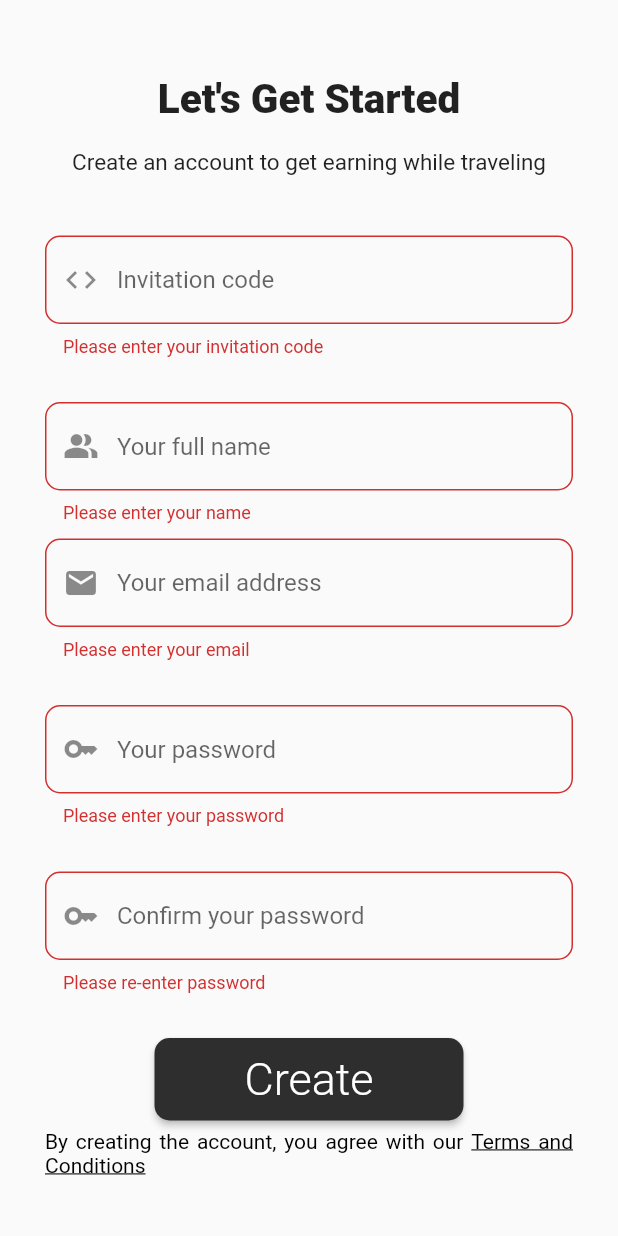
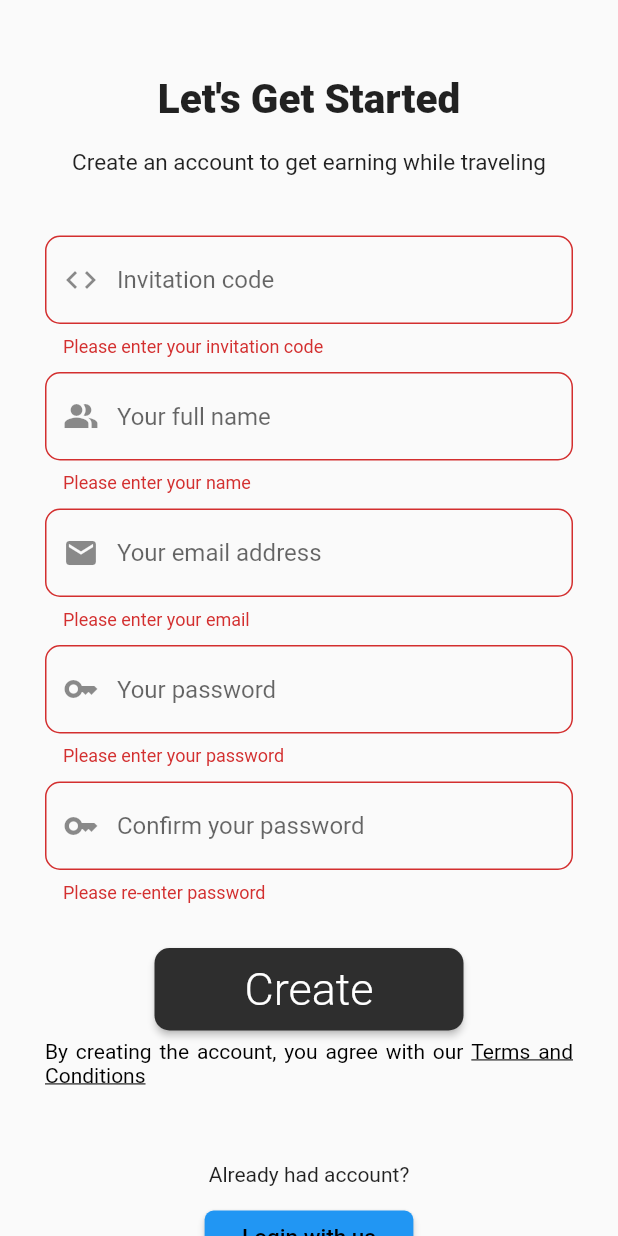
Before and after one commit to takayatomose/travel-token-mobile, a Flutter app: the screen it shows after launch, after a tap on "Create", on a phone screen of 412 x 824 dp. Run offline on Flutter 3.47's test engine with Material 2 defaults, Android fonts, the phone set to English and light mode, and no system bars; our stand-ins replace flutter_bloc, flutter_dotenv, material_design_icons_flutter.

Commit message:
user singup

```diff
--- a/lib/bloc/auth/sign_up/signup_bloc.dart
+++ b/lib/bloc/auth/sign_up/signup_bloc.dart
@@ -3,11 +3,29 @@ import 'package:xtrip_mobile/bloc/auth/sign_up/signup_event.dart';
 import 'package:xtrip_mobile/bloc/auth/sign_up/signup_state.dart';
 import 'package:xtrip_mobile/cubits/auth_cubit.dart';
 import 'package:xtrip_mobile/repositories/auth_repository.dart';
+import 'package:xtrip_mobile/sessions/form_submission_status.dart';
 
 class SignUpBloc extends Bloc<SignUpEvent, SignUpState> {
   final AuthRepository authRepo;
   final AuthCubit authCubit;
 
   SignUpBloc({required this.authRepo, required this.authCubit})
-      : super(SignUpState());
+      : super(SignUpState()) {
+    on<SignUpInvitationChanged>((event, emit) =>
+        emit(state.copyWith(invitationCode: event.invitationCode)));
+    on<SignUpFullNameChanged>(
+        (event, emit) => emit(state.copyWith(fullName: event.fullName)));
+    on<SignUpPasswordChanged>(
+        (event, emit) => emit(state.copyWith(password: event.password)));
+    on<SignUpEmailChanged>(
+        (event, emit) => emit(state.copyWith(email: event.email)));
+    on<SignUpSubmitted>(((event, emit) async {
+      emit(state.copyWith(formStatus: FormSubmitting()));
+      final response = await authRepo.signup(
+          invitationCode: state.invitationCode,
+          email: state.email,
+          fullName: state.fullName,
+          password: state.password);
+    }));
+  }
 }
--- a/lib/bloc/auth/sign_up/signup_event.dart
+++ b/lib/bloc/auth/sign_up/signup_event.dart
@@ -19,3 +19,5 @@ class SignUpPasswordChanged extends SignUpEvent {
   final String password;
   SignUpPasswordChanged({required this.password});
 }
+
+class SignUpSubmitted extends SignUpEvent {}
--- a/lib/bloc/auth/sign_up/signup_state.dart
+++ b/lib/bloc/auth/sign_up/signup_state.dart
@@ -1,25 +1,31 @@
+import 'package:xtrip_mobile/sessions/form_submission_status.dart';
+
 class SignUpState {
   final String invitationCode;
   final String fullName;
   final String email;
   final String password;
+  final FormSubmissionStatus formStatus;
 
   SignUpState({
     this.invitationCode = '',
     this.email = '',
     this.fullName = '',
     this.password = '',
+    this.formStatus = const InitialFormStatus(),
   });
 
   SignUpState copyWith(
       {String? invitationCode,
       String? email,
       String? fullName,
-      String? password}) {
+      String? password,
+      FormSubmissionStatus? formStatus}) {
     return SignUpState(
         invitationCode: invitationCode ?? this.invitationCode,
         fullName: fullName ?? this.fullName,
-        email: email ?? this.fullName,
-        password: password ?? this.password);
+        email: email ?? this.email,
+        password: password ?? this.password,
+        formStatus: formStatus ?? this.formStatus);
   }
 }
--- a/lib/repositories/auth_repository.dart
+++ b/lib/repositories/auth_repository.dart
@@ -3,18 +3,23 @@ import 'package:xtrip_mobile/utils/api.dart';
 import 'dart:convert';
 
 class AuthRepository {
-  Future<void> signup(
+  Future<http.Response> signup(
       {required String invitationCode,
       required String email,
       required String fullName,
       required String password}) async {
+    print(invitationCode);
     final response = await http.post(Uri.parse('${Api.getHttpClient()}/user'),
+        headers: <String, String>{
+          'Content-Type': 'application/json; charset=UTF-8'
+        },
         body: json.encode({
           'invitationCode': invitationCode,
           'email': email,
           'fullName': fullName,
           'password': password
         }));
+    return response;
   }
 
   Future attemptAutoLogin() async {
--- a/lib/screens/signup_screen.dart
+++ b/lib/screens/signup_screen.dart
@@ -18,95 +18,11 @@ class SignUpScreen extends StatefulWidget {
 
 class _SignUpScreen extends State<SignUpScreen> {
   final GlobalKey<FormState> _signupFormKey = GlobalKey<FormState>();
-  final TextEditingController email = TextEditingController();
-  final TextEditingController fullName = TextEditingController();
+  // final TextEditingController email = TextEditingController();
+  // final TextEditingController fullName = TextEditingController();
   final TextEditingController password = TextEditingController();
   final TextEditingController confirmPassword = TextEditingController();
-  final TextEditingController invitationCode = TextEditingController();
-
-  Widget _invitationField() {
-    return BorderTextField(
-      controller: invitationCode,
-      padding: const EdgeInsets.only(bottom: 30),
-      validator: (value) {
-        if (value == null || value.isEmpty) {
-          return 'Please enter your invitation code';
-        }
-        return null;
-      },
-      hintText: 'Invitation code',
-      icon: Icons.code,
-    );
-  }
-
-  Widget _emailField() {
-    return BlocBuilder<SignUpBloc, SignUpState>(builder: (context, state) {
-      return BorderTextField(
-        controller: email,
-        padding: const EdgeInsets.only(bottom: 30),
-        hintText: 'Your email address',
-        validator: (value) {
-          if (value == null || value.isEmpty) {
-            return 'Please enter your email';
-          }
-          return null;
-        },
-        icon: Icons.email,
-        onChanged: (value) =>
-            context.read<SignUpBloc>().add(SignUpEmailChanged(email: value)),
-      );
-    });
-  }
-
-  Widget _passwordField() {
-    return BorderTextField(
-      controller: password,
-      padding: const EdgeInsets.only(bottom: 30),
-      validator: (value) {
-        if (value == null || value.isEmpty) {
-          return 'Please enter your password';
-        }
-        return null;
-      },
-      icon: Icons.key,
-      hintText: 'Your password',
-      obscureText: true,
-    );
-  }
-
-  Widget _fullNameField() {
-    return BorderTextField(
-      controller: fullName,
-      padding: const EdgeInsets.only(bottom: 10),
-      hintText: 'Your full name',
-      icon: Icons.people_alt,
-      validator: (value) {
-        if (value == null || value.isEmpty) {
-          return 'Please enter your name';
-        }
-        return null;
-      },
-    );
-  }
-
-  Widget _confirmPasswordField() {
-    return BorderTextField(
-      controller: confirmPassword,
-      padding: const EdgeInsets.only(bottom: 30),
-      validator: (value) {
-        if (value == null || value.isEmpty) {
-          return 'Please re-enter password';
-        }
-        if (password.text != confirmPassword.text) {
-          return 'Password does not match';
-        }
-        return null;
-      },
-      icon: Icons.key,
-      hintText: 'Confirm your password',
-      obscureText: true,
-    );
-  }
+  // final TextEditingController invitationCode = TextEditingController();
 
   @override
   Widget build(BuildContext context) {
@@ -122,18 +38,87 @@ class _SignUpScreen extends State<SignUpScreen> {
             margin: const EdgeInsets.symmetric(vertical: 50, horizontal: 30),
             child: BlocListener<SignUpBloc, SignUpState>(
               listener: (context, state) {},
-              child: Form(
+              child: BlocBuilder<SignUpBloc, SignUpState>(
+                builder: (context, state) => Form(
                   key: _signupFormKey,
                   child: Column(
                     mainAxisAlignment: MainAxisAlignment.center,
                     children: [
                       _headerText(),
                       _secondHeaderText(),
-                    _invitationField(),
-                    _fullNameField(),
-                    _emailField(),
-                    _passwordField(),
-                    _confirmPasswordField(),
+                      BorderTextField(
+                        onChanged: (value) => context.read<SignUpBloc>().add(
+                            SignUpInvitationChanged(invitationCode: value)),
+                        padding: const EdgeInsets.only(bottom: 10),
+                        validator: (value) {
+                          if (value == null || value.isEmpty) {
+                            return 'Please enter your invitation code';
+                          }
+                          return null;
+                        },
+                        hintText: 'Invitation code',
+                        icon: Icons.code,
+                      ),
+                      BorderTextField(
+                        padding: const EdgeInsets.only(bottom: 10),
+                        hintText: 'Your full name',
+                        icon: Icons.people_alt,
+                        validator: (value) {
+                          if (value == null || value.isEmpty) {
+                            return 'Please enter your name';
+                          }
+                          return null;
+                        },
+                        onChanged: (value) => context
+                            .read<SignUpBloc>()
+                            .add(SignUpFullNameChanged(fullName: value)),
+                      ),
+                      BorderTextField(
+                        padding: const EdgeInsets.only(bottom: 10),
+                        hintText: 'Your email address',
+                        validator: (value) {
+                          if (value == null || value.isEmpty) {
+                            return 'Please enter your email';
+                          }
+                          return null;
+                        },
+                        icon: Icons.email,
+                        onChanged: (value) => context
+                            .read<SignUpBloc>()
+                            .add(SignUpEmailChanged(email: value)),
+                      ),
+                      BorderTextField(
+                        controller: password,
+                        padding: const EdgeInsets.only(bottom: 10),
+                        validator: (value) {
+                          if (value == null || value.isEmpty) {
+                            return 'Please enter your password';
+                          }
+                          return null;
+                        },
+                        icon: Icons.key,
+                        hintText: 'Your password',
+                        obscureText: true,
+                        onChanged: (value) => context
+                            .read<SignUpBloc>()
+                            .add(SignUpPasswordChanged(password: value)),
+                      ),
+                      BorderTextField(
+                        controller: confirmPassword,
+                        padding: const EdgeInsets.only(bottom: 30),
+                        validator: (value) {
+                          if (value == null || value.isEmpty) {
+                            return 'Please re-enter password';
+                          }
+                          if (password.text != confirmPassword.text) {
+                            return 'Password does not match';
+                          }
+                          return null;
+                        },
+                        icon: Icons.key,
+                        hintText: 'Confirm your password',
+                        obscureText: true,
+                      ),
                       Padding(
                         padding: const EdgeInsets.only(bottom: 6),
                         child: ElevatedButton(
@@ -145,7 +130,7 @@ class _SignUpScreen extends State<SignUpScreen> {
                                   borderRadius: BorderRadius.circular(10))),
                           onPressed: () {
                             if (_signupFormKey.currentState!.validate()) {
-                            // await Provi
+                              context.read<SignUpBloc>().add(SignUpSubmitted());
                             }
                           },
                           child: const Text(
@@ -198,6 +183,7 @@ class _SignUpScreen extends State<SignUpScreen> {
                   ),
                 ),
               ),
+            ),
           )),
         ),
       ),
--- /dev/null
+++ b/lib/sessions/form_submission_status.dart
@@ -0,0 +1,18 @@
+import 'package:flutter/material.dart';
+
+abstract class FormSubmissionStatus {
+  const FormSubmissionStatus();
+}
+
+class InitialFormStatus extends FormSubmissionStatus {
+  const InitialFormStatus();
+}
+
+class FormSubmitting extends FormSubmissionStatus {}
+
+class SubmissionSuccess extends FormSubmissionStatus {}
+
+class SubmissionFailed extends FormSubmissionStatus {
+  final Exception exception;
+  SubmissionFailed(this.exception);
+}
--- a/lib/utils/api.dart
+++ b/lib/utils/api.dart
@@ -5,6 +5,6 @@ class Api {
   final url = dotenv.get('API_URL', fallback: 'https://');
   static getHttpClient() {
     return Uri.http(
-        dotenv.get('API_URL', fallback: 'https://api-prod.xtrip.travel'), '/');
+        dotenv.get('API_URL', fallback: 'https://api-prod.xtrip.travel'), '');
   }
 }
```
Lines whose indentation alone changed are shown as unchanged.
